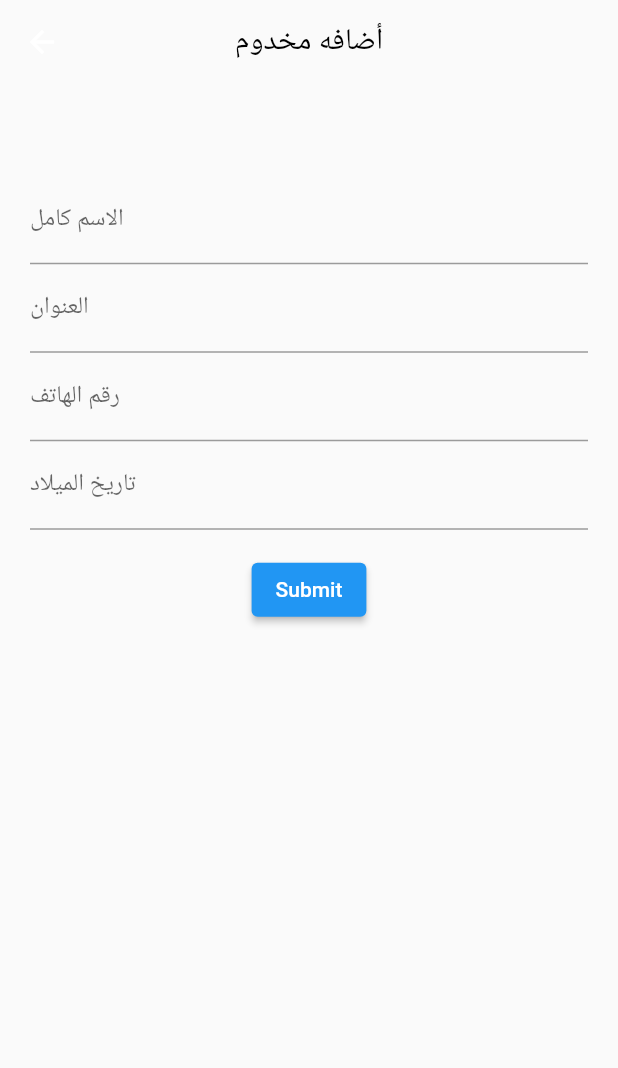
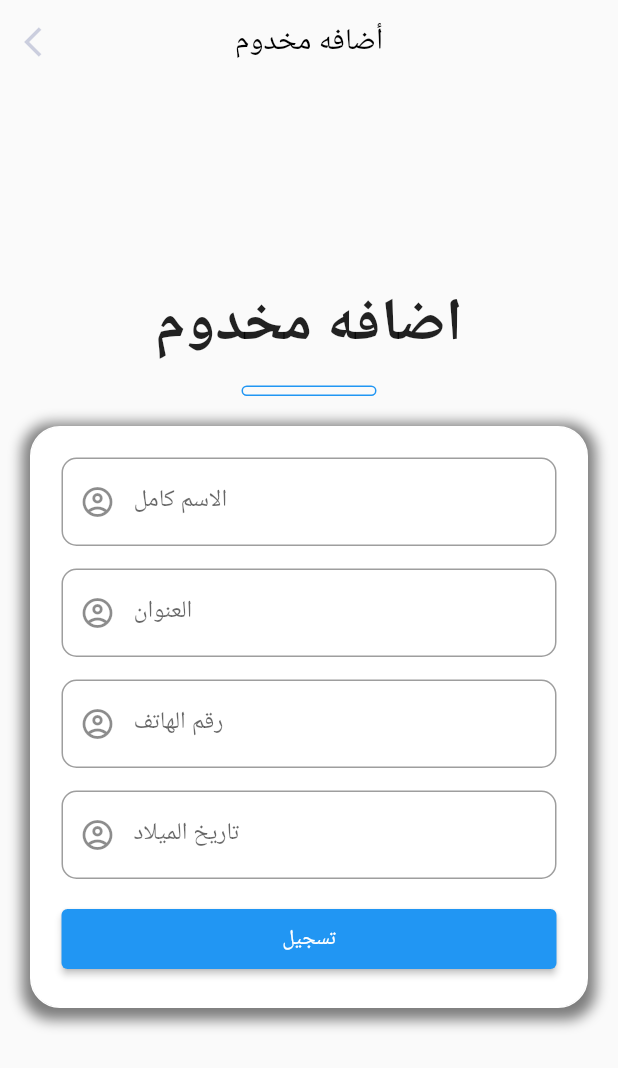
Before and after one commit to AbaNouBHaNi0/avaEvramapp, a Flutter app: the Add_account screen opened directly, on a phone screen of 412 x 824 dp. Shown: the top 1068 px of the screen. Run offline on Flutter 3.47's test engine with Material 2 defaults, Android fonts, the light colour scheme and no system bars; our stand-ins replace animated_text_kit, cloud_firestore, firebase_auth, firebase_core, get, get_storage and 1 more; accounts and stored records are empty.

Commit message:
some fix in Add_account_Form

```diff
--- a/lib/Models/UserModel.dart
+++ b/lib/Models/UserModel.dart
@@ -4,6 +4,7 @@ class UserModule
  final String? Zone;
  final String? bithDate;
  final String? phoneNumber;
+ final String? Added_by;
 
-  UserModule(this.Zone, this.bithDate, this.phoneNumber, this.fullName, );
+  UserModule(this.Zone, this.bithDate, this.phoneNumber, this.fullName, this.Added_by,);
 }
--- a/lib/Shared/Components.dart
+++ b/lib/Shared/Components.dart
@@ -1,13 +1,19 @@
 import 'package:flutter/material.dart';
 
 class TEXTINPUTE extends StatelessWidget {
-   TEXTINPUTE({Key? key,   this.Controller, this.Hint, this.Validator}) : super(key: key);
+   TEXTINPUTE({Key? key,   this.Controller, this.Hint, this.Validator , this.textDirection , this.textAlign}) : super(key: key);
 final Controller;
 final Hint;
 final Validator;
+TextDirection? textDirection = TextDirection.ltr;
+TextAlign? textAlign = TextAlign.left;
   @override
   Widget build(BuildContext context) {
     return TextFormField(
+
+
+      textAlign: textAlign!,
+      textDirection: textDirection,
       controller: Controller,
       validator: Validator,
       keyboardType: TextInputType.emailAddress,
--- a/lib/ViewModels/FireStoreViewModel.dart
+++ b/lib/ViewModels/FireStoreViewModel.dart
@@ -25,6 +25,7 @@ class FireStoreViewModel extends GetxController {
           'bithDate': data.bithDate, // Stokes and Sons
           'Zone': data.Zone,
           'full_name': data.fullName,
+          'added_by':data.Added_by,
           'Num_of_attendance': 0 // 42
         })
         .then((value) => print("User Added"))
--- a/lib/Views/Content/Add_account_Form.dart
+++ b/lib/Views/Content/Add_account_Form.dart
@@ -1,4 +1,6 @@
 import 'package:auth_with_get/Models/UserModel.dart';
+import 'package:auth_with_get/Shared/Components.dart';
+import 'package:auth_with_get/ViewModels/AuthViewModel.dart';
 import 'package:auth_with_get/ViewModels/FireStoreViewModel.dart';
 import 'package:auth_with_get/Views/Home_page.dart';
 import 'package:flutter/material.dart';
@@ -6,118 +8,185 @@ import 'package:get/get.dart';
 import 'package:get/get_core/src/get_main.dart';
 import 'package:get/get_state_manager/get_state_manager.dart';
 
-class Add_account extends  GetWidget<FireStoreViewModel> {
-   Add_account({Key? key}) : super(key: key);
+class Add_account extends GetWidget<FireStoreViewModel> {
+  Add_account({Key? key} ) : super(key: key);
+  final injection = AuthViewModel();
   final _formKey = GlobalKey<FormState>();
-
   var fullName = TextEditingController();
   var Zone = TextEditingController();
   var bithDate = TextEditingController();
   var phoneNumber = TextEditingController();
 
-
   @override
   Widget build(BuildContext context) {
     return Scaffold(
-      appBar: AppBar(elevation: 0, backgroundColor: Colors.transparent, centerTitle: true,title: const Text('أضافه مخدوم' , style: TextStyle(color: Colors.black),),),
-      body:Padding(
-        padding: const EdgeInsets.all(20),
-        child: Form(
+      appBar: AppBar(
+        leading: IconButton(
+            icon: const Icon(Icons.arrow_back_ios),
+            onPressed: () {},
+            color: const Color.fromARGB(30000, 0, 17, 101)),
+        elevation: 0,
+        backgroundColor: Colors.transparent,
+        centerTitle: true,
+        title: const Text(
+          'أضافه مخدوم',
+          style: TextStyle(color: Colors.black),
+        ),
+      ),
+      body: Form(
         key: _formKey,
+        child: Center(
+            child: SingleChildScrollView(
           child: Column(
-            crossAxisAlignment: CrossAxisAlignment.start,
             children: [
-              SizedBox(height: MediaQuery.of(context).size.height*0.05,),
-              ///nameInput
-              TextFormField(
-                controller: fullName,
+              const Text(
+                'اضافه مخدوم',
+                style: TextStyle(fontWeight: FontWeight.bold, fontSize: 40),
+              ),
+              const SizedBox(
+                height: 15,
+              ),
+              Container(
+                  decoration: BoxDecoration(
+                      border: Border.all(
+                        color: Colors.blue,
+                      ),
+                      borderRadius:
+                          const BorderRadius.all(Radius.circular(20))),
+                  width: 90,
+                  child: const Divider(
+                    height: 5,
+                    color: Colors.transparent,
+                  )),
+              Padding(
+                padding: const EdgeInsets.all(20.0),
+                child: Container(
+                  decoration: BoxDecoration(
+                      boxShadow: [Shadow(Colors.black54)],
+                      color: Colors.white,
+                      border: Border.all(
+                        color: Colors.white,
+                      ),
+                      borderRadius:
+                          const BorderRadius.all(Radius.circular(20))),
+
+                  /// login With email And password
+                  child: Padding(
+                    padding: const EdgeInsets.all(20.0),
+                    child: Column(
+                      children: [
+                        ///name input
+                        TEXTINPUTE(
+                          textAlign: TextAlign.right,
                           textDirection: TextDirection.rtl,
-                textAlign: TextAlign.right,
-                decoration: const InputDecoration(
-                  labelText: "الاسم كامل"
-                ),
-                // The validator receives the text that the user has entered.
-                validator: (value) {
+                          Controller: fullName,
+                          Hint: "الاسم كامل",
+                          Validator: (value) {
                             if (value == null || value.isEmpty) {
                               return 'الاسم غير موجود';
                             }
                             return null;
                           },
                         ),
-              ///ZoneInput
-              TextFormField(
-                controller: Zone,
+                        SizedBox(
+                          height: 15,
+                        ),
+
+                        ///address input
+                        TEXTINPUTE(
                           textDirection: TextDirection.rtl,
                           textAlign: TextAlign.right,
-                decoration: const InputDecoration(
-                  labelText: "العنوان"
-                ),
-                // The validator receives the text that the user has entered.
-                validator: (value) {
+                          Controller: Zone,
+                          Hint: "العنوان",
+                          Validator: (value) {
                             if (value == null || value.isEmpty) {
                               return 'العنوان غير موجود';
                             }
                             return null;
                           },
                         ),
-              ///PhoneInput
-              TextFormField(
-                controller: phoneNumber,
-                decoration: const InputDecoration(
-                  labelText: "رقم الهاتف"
+                        const SizedBox(
+                          height: 15,
                         ),
-                // The validator receives the text that the user has entered.
-                validator: (value) {
+
+                        /// phone input
+                        TEXTINPUTE(
+                          textDirection: TextDirection.ltr,
+                          textAlign: TextAlign.left,
+                          Controller: phoneNumber,
+                          Hint: "رقم الهاتف",
+                          Validator: (value) {
                             if (value == null || value.isEmpty) {
                               return 'رقم الهاتف غير موجود';
                             }
                             return null;
                           },
                         ),
-              ///bithDate
-              TextFormField(
-                controller: bithDate,
-                decoration: const InputDecoration(
-                  labelText: "تاريخ الميلاد"
+                        const SizedBox(
+                          height: 15,
                         ),
-                // The validator receives the text that the user has entered.
-                validator: (value) {
+
+                        ///birth date
+                        TEXTINPUTE(
+                          textDirection: TextDirection.ltr,
+                          textAlign: TextAlign.left,
+                          Controller: bithDate,
+                          Hint: "تاريخ الميلاد",
+                          Validator: (value) {
                             if (value == null || value.isEmpty) {
                               return 'تاريخ الميلاد غير موجود';
                             }
                             return null;
                           },
                         ),
-
-              Padding(
-                padding: const EdgeInsets.symmetric(vertical: 16.0),
+                        const SizedBox(
+                          height: 15,
+                        ),
+                        SizedBox(
+                            width: double.infinity,
+                            height: 50,
                             child: Center(
+                              child: Container(
+                                height: 40,
+                                width: double.infinity,
                                 child: ElevatedButton(
                                   onPressed: () {
-
                                     // Validate returns true if the form is valid, or false otherwise.
                                     if (_formKey.currentState!.validate()) {
-                        // If the form is valid, display a snackbar. In the real world,
-                        // you'd often call a server or save the information in a database.
-                        ScaffoldMessenger.of(context).showSnackBar(
-                          const SnackBar(content: Text('تم اضافه المخدوم شكرا')),
+                                      ScaffoldMessenger.of(context)
+                                          .showSnackBar(
+                                        const SnackBar(
+                                            content:
+                                                Text('تم اضافه المخدوم شكرا')),
                                       );
                                       controller.addUser(
                                           docName: 'users',
-                            data: UserModule( Zone.text, bithDate.text, phoneNumber.text, fullName.text)
+                                          data: UserModule(
+                                              Zone.text,
+                                              bithDate.text,
+                                              phoneNumber.text,
+                                              fullName.text,
+                                              box.read('username').toString(),
+
+                                          )
+
                                           );
-                        Get.offAll(()=> const Home());
+                                      Get.offAll(() => const Home());
                                     }
                                   },
-                    child: const Text('Submit'),
+                                  child: const Text('تسجيل'),
+                                ),
+                              ),
+                            ))
+                      ],
+                    ),
                   ),
                 ),
               ),
             ],
           ),
+        )),
       ),
-      ) ,
-    ) ;
-
+    );
   }
 }
--- a/lib/Views/authViews/loginPage.dart
+++ b/lib/Views/authViews/loginPage.dart
@@ -85,7 +85,7 @@ class loginPage extends GetWidget<AuthViewModel> {
                       child: Column(
                         children: [
                           TEXTINPUTE(
-
+                            textAlign: TextAlign.left,
                             Validator: (value) {
                             if (value == null || value.isEmpty) {
                              return 'Enter a valid Email';
@@ -147,9 +147,10 @@ class loginPage extends GetWidget<AuthViewModel> {
                             child: MaterialButton(
                               color: Colors.blue,
                               onPressed: () {
+
                                 if (_formKey.currentState!.validate())
                                   {
-                                    controller.loginWithemailAndpassword(
+                                       controller.loginWithemailAndpassword(
                                       emailAddress: emailController.text,
                                       password: passwordController.text);
                                   }
```
Also changed, not shown: lib/ViewModels/AuthViewModel.dart (+30 -7 lines), lib/Views/authViews/Registration.dart (+36 -19 lines). Lines whose indentation alone changed are shown as unchanged.
